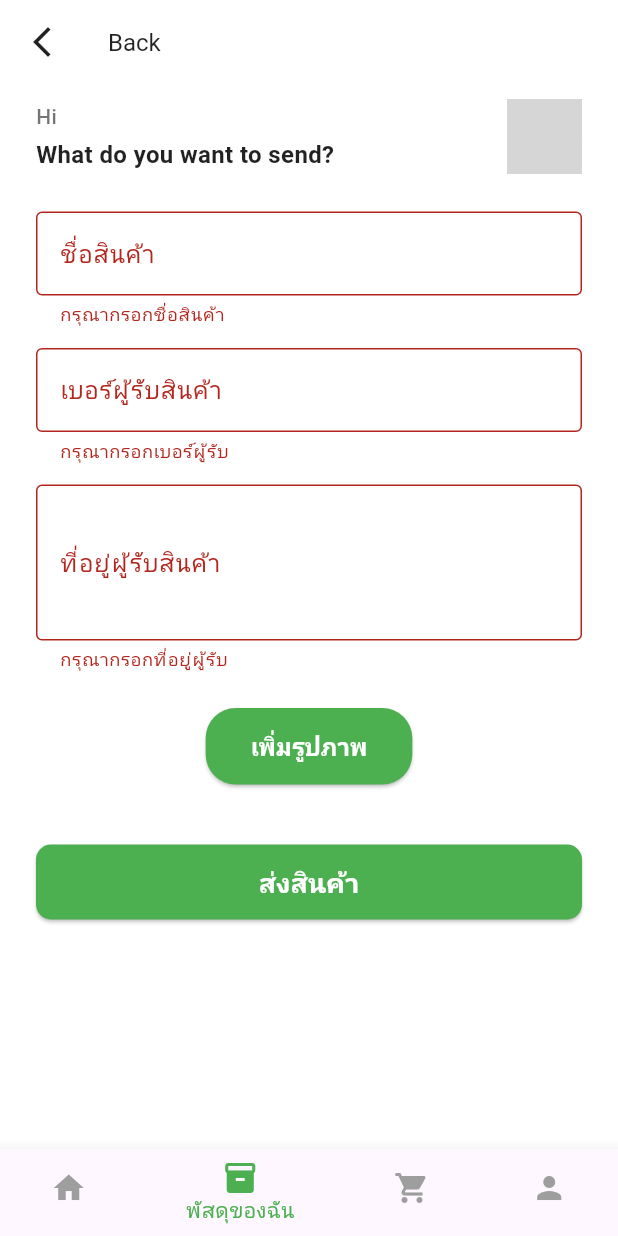
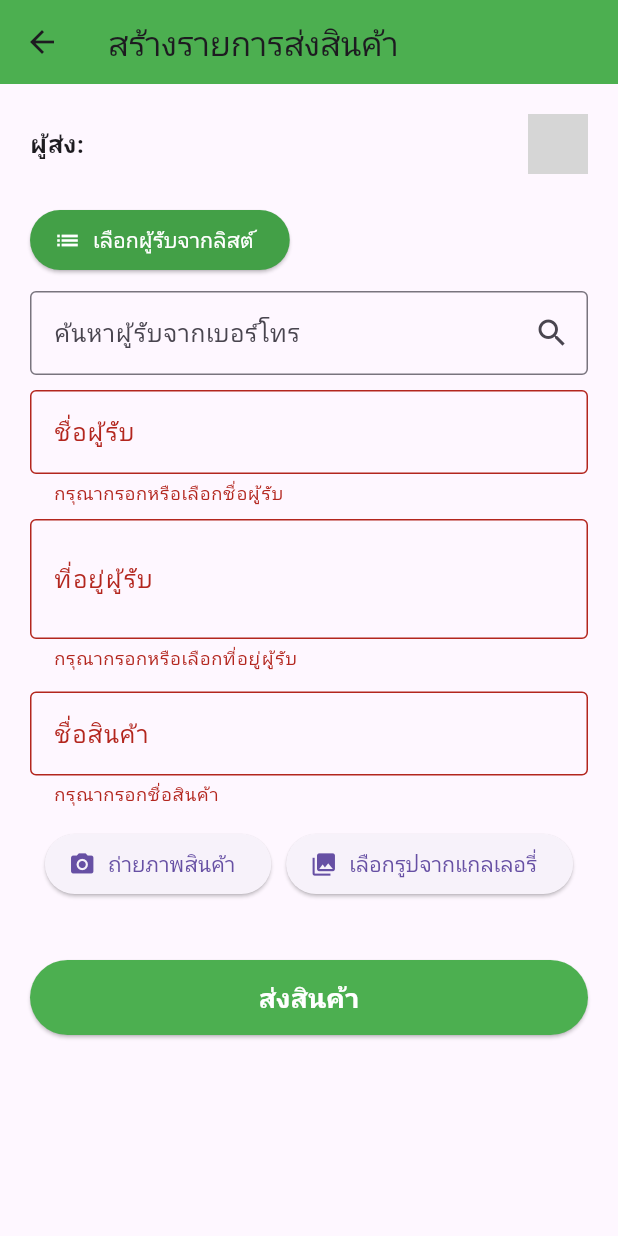
Before and after one commit to Baron0425/MO_del_mini, a Flutter app: the CreateProductPage screen opened directly, after a tap on "ส่งสินค้า", on a phone screen of 412 x 824 dp. Run offline on Flutter 3.47's test engine with Material 3 defaults, Android fonts, the light colour scheme and no system bars; our stand-ins replace cloud_firestore, firebase_core, firebase_storage, get, google_maps_flutter, image_picker and 1 more; accounts and stored records are empty; network calls fail; grey boxes are pictures that could not be loaded.

Commit message:
แก้ๆ

```diff
--- a/lib/pages/createProductPage.dart
+++ b/lib/pages/createProductPage.dart
@@ -2,7 +2,9 @@ import 'dart:io';
 import 'package:cloud_firestore/cloud_firestore.dart';
 import 'package:firebase_storage/firebase_storage.dart';
 import 'package:flutter/material.dart';
+import 'package:google_maps_flutter/google_maps_flutter.dart';
 import 'package:image_picker/image_picker.dart';
+import 'package:location/location.dart';
 
 class CreateProductPage extends StatefulWidget {
   final String uid;
@@ -25,16 +27,75 @@ class _CreateProductPageState extends State<CreateProductPage> {
   final _productName = TextEditingController();
   final _receiverPhone = TextEditingController();
   final _receiverAddress = TextEditingController();
+  final _receiverName = TextEditingController();
+
   File? _image;
   bool _isLoading = false;
+  LatLng? _receiverLocation;
+  GoogleMapController? _mapController;
+  List<Map<String, dynamic>> _receiverList = [];
 
-  Future<void> _pickImage() async {
-    final picked = await ImagePicker().pickImage(source: ImageSource.gallery);
+  @override
+  void initState() {
+    super.initState();
+    _fetchReceivers();
+  }
+
+  /// ✅ ดึงลิสต์ผู้รับจาก Firestore
+  Future<void> _fetchReceivers() async {
+    final snapshot = await FirebaseFirestore.instance
+        .collection('Users') // ใช้ collection Users
+        .where('status', isEqualTo: 'user') // กรองเฉพาะ user
+        .get();
+
+    setState(() {
+      _receiverList = snapshot.docs.map((e) {
+        final data = e.data();
+        return {
+          'id': e.id,
+          'name': data['name'],
+          'phone': data['phone'],
+          'address': data['address'],
+          'lat': data['lat'],
+          'lng': data['lng'],
+        };
+      }).toList();
+    });
+  }
+
+  /// ✅ ค้นหาผู้รับจากเบอร์โทรศัพท์
+  Future<void> _searchReceiverByPhone(String phone) async {
+    final result = await FirebaseFirestore.instance
+        .collection('Users') // ใช้ collection Users
+        .where('status', isEqualTo: 'user') // กรองเฉพาะ user
+        .where('phone', isEqualTo: phone)
+        .get();
+
+    if (result.docs.isNotEmpty) {
+      final data = result.docs.first.data();
+      setState(() {
+        _receiverName.text = data['name'];
+        _receiverAddress.text = data['address'];
+        _receiverLocation = LatLng(data['lat'], data['lng']);
+      });
+    } else {
+      ScaffoldMessenger.of(
+        context,
+      ).showSnackBar(const SnackBar(content: Text('ไม่พบผู้รับในระบบ')));
+    }
+  }
+
+  /// ✅ ถ่ายภาพสินค้าหรือเลือกรูป
+  Future<void> _pickImage(bool fromCamera) async {
+    final picked = await ImagePicker().pickImage(
+      source: fromCamera ? ImageSource.camera : ImageSource.gallery,
+    );
     if (picked != null) {
       setState(() => _image = File(picked.path));
     }
   }
 
+  /// ✅ บันทึกข้อมูลการส่งสินค้า
   Future<void> _submit() async {
     if (!_formKey.currentState!.validate()) return;
     if (_image == null) {
@@ -46,16 +107,21 @@ class _CreateProductPageState extends State<CreateProductPage> {
 
     setState(() => _isLoading = true);
     try {
+      // อัปโหลดรูปสินค้า
       final fileName = 'product_${DateTime.now().millisecondsSinceEpoch}.jpg';
       final ref = FirebaseStorage.instance.ref().child('products/$fileName');
       await ref.putFile(_image!);
       final imageUrl = await ref.getDownloadURL();
 
+      // บันทึกข้อมูล Shipment
       await FirebaseFirestore.instance.collection('deliveries').add({
         'sender_id': widget.uid,
         'sender_name': widget.name,
+        'receiver_name': _receiverName.text.trim(),
         'receiver_phone': _receiverPhone.text.trim(),
         'receiver_address': _receiverAddress.text.trim(),
+        'receiver_lat': _receiverLocation?.latitude,
+        'receiver_lng': _receiverLocation?.longitude,
         'product_name': _productName.text.trim(),
         'product_image': imageUrl,
         'status': 'waiting',
@@ -75,64 +141,148 @@ class _CreateProductPageState extends State<CreateProductPage> {
     }
   }
 
+  /// ✅ เมื่อเลือกผู้รับจากลิสต์
+  void _selectReceiver(Map<String, dynamic> receiver) {
+    setState(() {
+      _receiverName.text = receiver['name'];
+      _receiverPhone.text = receiver['phone'];
+      _receiverAddress.text = receiver['address'];
+      _receiverLocation = LatLng(receiver['lat'], receiver['lng']);
+    });
+    Navigator.pop(context);
+  }
+
+  /// ✅ แสดง Dialog เลือกผู้รับจากลิสต์
+  void _showReceiverList() {
+    showModalBottomSheet(
+      context: context,
+      builder: (_) {
+        return ListView.builder(
+          itemCount: _receiverList.length,
+          itemBuilder: (context, i) {
+            final r = _receiverList[i];
+            return ListTile(
+              leading: const Icon(Icons.person_pin_circle, color: Colors.green),
+              title: Text(r['name']),
+              subtitle: Text("${r['phone']} • ${r['address']}"),
+              onTap: () => _selectReceiver(r),
+            );
+          },
+        );
+      },
+    );
+  }
+
   @override
   Widget build(BuildContext context) {
     return Scaffold(
-      backgroundColor: Colors.white,
       appBar: AppBar(
-        backgroundColor: Colors.white,
-        elevation: 0,
-        leading: IconButton(
-          icon: const Icon(Icons.arrow_back_ios_new, color: Colors.black87),
-          onPressed: () => Navigator.pop(context),
-        ),
-        title: const Text(
-          'Back',
-          style: TextStyle(color: Colors.black87, fontSize: 16),
-        ),
+        title: const Text('สร้างรายการส่งสินค้า'),
+        backgroundColor: Colors.green,
       ),
       body: SingleChildScrollView(
-        padding: const EdgeInsets.symmetric(horizontal: 24, vertical: 10),
+        padding: const EdgeInsets.all(20),
         child: Form(
           key: _formKey,
           child: Column(
             crossAxisAlignment: CrossAxisAlignment.start,
             children: [
-              // Header
+              /// Header
               Row(
                 mainAxisAlignment: MainAxisAlignment.spaceBetween,
                 children: [
-                  Column(
-                    crossAxisAlignment: CrossAxisAlignment.start,
-                    children: [
                   Text(
-                        "Hi ${widget.name.toUpperCase()}",
+                    "ผู้ส่ง: ${widget.name}",
                     style: const TextStyle(
-                          fontSize: 14,
-                          fontWeight: FontWeight.w500,
-                          color: Colors.black54,
+                      fontWeight: FontWeight.bold,
+                      fontSize: 16,
                     ),
                   ),
-                      const SizedBox(height: 4),
-                      const Text(
-                        "What do you want to send?",
-                        style: TextStyle(
-                          fontSize: 16,
-                          fontWeight: FontWeight.w600,
-                          color: Colors.black87,
-                        ),
-                      ),
-                    ],
-                  ),
                   CircleAvatar(
-                    radius: 25,
                     backgroundImage: NetworkImage(widget.profilePicture),
                   ),
                 ],
               ),
-              const SizedBox(height: 25),
+              const SizedBox(height: 20),
 
-              // Form fields
+              /// ปุ่มเลือกผู้รับจากลิสต์
+              ElevatedButton.icon(
+                onPressed: _showReceiverList,
+                icon: const Icon(Icons.list),
+                label: const Text("เลือกผู้รับจากลิสต์"),
+                style: ElevatedButton.styleFrom(
+                  backgroundColor: Colors.green.shade600,
+                  foregroundColor: Colors.white,
+                ),
+              ),
+              const SizedBox(height: 10),
+
+              /// ช่องค้นหาผู้รับจากเบอร์
+              TextFormField(
+                controller: _receiverPhone,
+                keyboardType: TextInputType.phone,
+                decoration: InputDecoration(
+                  labelText: 'ค้นหาผู้รับจากเบอร์โทร',
+                  suffixIcon: IconButton(
+                    icon: const Icon(Icons.search),
+                    onPressed: () =>
+                        _searchReceiverByPhone(_receiverPhone.text.trim()),
+                  ),
+                  border: const OutlineInputBorder(),
+                ),
+              ),
+              const SizedBox(height: 10),
+
+              /// ชื่อผู้รับ
+              TextFormField(
+                controller: _receiverName,
+                decoration: const InputDecoration(
+                  labelText: 'ชื่อผู้รับ',
+                  border: OutlineInputBorder(),
+                ),
+                validator: (v) =>
+                    v!.isEmpty ? 'กรุณากรอกหรือเลือกชื่อผู้รับ' : null,
+              ),
+              const SizedBox(height: 10),
+
+              /// ที่อยู่ผู้รับ
+              TextFormField(
+                controller: _receiverAddress,
+                maxLines: 2,
+                decoration: const InputDecoration(
+                  labelText: 'ที่อยู่ผู้รับ',
+                  border: OutlineInputBorder(),
+                ),
+                validator: (v) =>
+                    v!.isEmpty ? 'กรุณากรอกหรือเลือกที่อยู่ผู้รับ' : null,
+              ),
+              const SizedBox(height: 15),
+
+              /// แผนที่
+              if (_receiverLocation != null)
+                Container(
+                  height: 250,
+                  margin: const EdgeInsets.only(bottom: 20),
+                  decoration: BoxDecoration(
+                    border: Border.all(color: Colors.green, width: 2),
+                  ),
+                  child: GoogleMap(
+                    initialCameraPosition: CameraPosition(
+                      target: _receiverLocation!,
+                      zoom: 15,
+                    ),
+                    markers: {
+                      Marker(
+                        markerId: const MarkerId('receiver'),
+                        position: _receiverLocation!,
+                        infoWindow: InfoWindow(title: _receiverName.text),
+                      ),
+                    },
+                    onMapCreated: (controller) => _mapController = controller,
+                  ),
+                ),
+
+              /// ข้อมูลสินค้า
               TextFormField(
                 controller: _productName,
                 decoration: const InputDecoration(
@@ -142,58 +292,28 @@ class _CreateProductPageState extends State<CreateProductPage> {
                 validator: (v) => v!.isEmpty ? 'กรุณากรอกชื่อสินค้า' : null,
               ),
               const SizedBox(height: 15),
-              TextFormField(
-                controller: _receiverPhone,
-                decoration: const InputDecoration(
-                  labelText: 'เบอร์ผู้รับสินค้า',
-                  border: OutlineInputBorder(),
+
+              /// ถ่ายภาพหรือเลือกรูป
+              Row(
+                mainAxisAlignment: MainAxisAlignment.spaceEvenly,
+                children: [
+                  ElevatedButton.icon(
+                    onPressed: () => _pickImage(true),
+                    icon: const Icon(Icons.camera_alt),
+                    label: const Text("ถ่ายภาพสินค้า"),
                   ),
-                keyboardType: TextInputType.phone,
-                validator: (v) => v!.isEmpty ? 'กรุณากรอกเบอร์ผู้รับ' : null,
+                  ElevatedButton.icon(
+                    onPressed: () => _pickImage(false),
+                    icon: const Icon(Icons.photo_library),
+                    label: const Text("เลือกรูปจากแกลเลอรี่"),
                   ),
-              const SizedBox(height: 15),
-              TextFormField(
-                controller: _receiverAddress,
-                maxLines: 3,
-                decoration: const InputDecoration(
-                  labelText: 'ที่อยู่ผู้รับสินค้า',
-                  border: OutlineInputBorder(),
-                ),
-                validator: (v) => v!.isEmpty ? 'กรุณากรอกที่อยู่ผู้รับ' : null,
-              ),
-              const SizedBox(height: 25),
-
-              // Add image button
-              Center(
-                child: ElevatedButton(
-                  onPressed: _pickImage,
-                  style: ElevatedButton.styleFrom(
-                    backgroundColor: const Color(0xFF4CAF50),
-                    foregroundColor: Colors.white,
-                    padding: const EdgeInsets.symmetric(
-                      horizontal: 30,
-                      vertical: 14,
-                    ),
-                    shape: RoundedRectangleBorder(
-                      borderRadius: BorderRadius.circular(20),
-                    ),
-                  ),
-                  child: const Text(
-                    'เพิ่มรูปภาพ',
-                    style: TextStyle(fontSize: 16, fontWeight: FontWeight.bold),
-                  ),
-                ),
+                ],
               ),
               const SizedBox(height: 15),
 
-              // Show selected image
               if (_image != null)
-                Container(
-                  decoration: BoxDecoration(
+                ClipRRect(
                   borderRadius: BorderRadius.circular(12),
-                    border: Border.all(color: Colors.blueAccent, width: 3),
-                  ),
-                  clipBehavior: Clip.antiAlias,
                   child: Image.file(
                     _image!,
                     height: 180,
@@ -203,17 +323,13 @@ class _CreateProductPageState extends State<CreateProductPage> {
                 ),
               const SizedBox(height: 25),
 
-              // Submit button
-              Center(
-                child: ElevatedButton(
+              /// ปุ่มส่งสินค้า
+              ElevatedButton(
                 onPressed: _isLoading ? null : _submit,
                 style: ElevatedButton.styleFrom(
-                    backgroundColor: const Color(0xFF4CAF50),
+                  backgroundColor: Colors.green,
                   foregroundColor: Colors.white,
                   minimumSize: const Size(double.infinity, 50),
-                    shape: RoundedRectangleBorder(
-                      borderRadius: BorderRadius.circular(10),
-                    ),
                 ),
                 child: _isLoading
                     ? const CircularProgressIndicator(color: Colors.white)
@@ -225,31 +341,10 @@ class _CreateProductPageState extends State<CreateProductPage> {
                         ),
                       ),
               ),
-              ),
-              const SizedBox(height: 10),
             ],
           ),
         ),
       ),
-
-      // Bottom Navigation
-      bottomNavigationBar: BottomNavigationBar(
-        currentIndex: 1,
-        selectedItemColor: const Color(0xFF4CAF50),
-        unselectedItemColor: Colors.grey,
-        items: const [
-          BottomNavigationBarItem(icon: Icon(Icons.home), label: 'หน้าแรก'),
-          BottomNavigationBarItem(
-            icon: Icon(Icons.inventory),
-            label: 'พัสดุของฉัน',
-          ),
-          BottomNavigationBarItem(
-            icon: Icon(Icons.shopping_cart),
-            label: 'จัดส่ง',
-          ),
-          BottomNavigationBarItem(icon: Icon(Icons.person), label: 'โปรไฟล์'),
-        ],
-      ),
     );
   }
 }
```
Also changed, not shown: lib/pages/ReceivingPage.dart (line endings or trailing spaces). Lines whose indentation alone changed are shown as unchanged.
